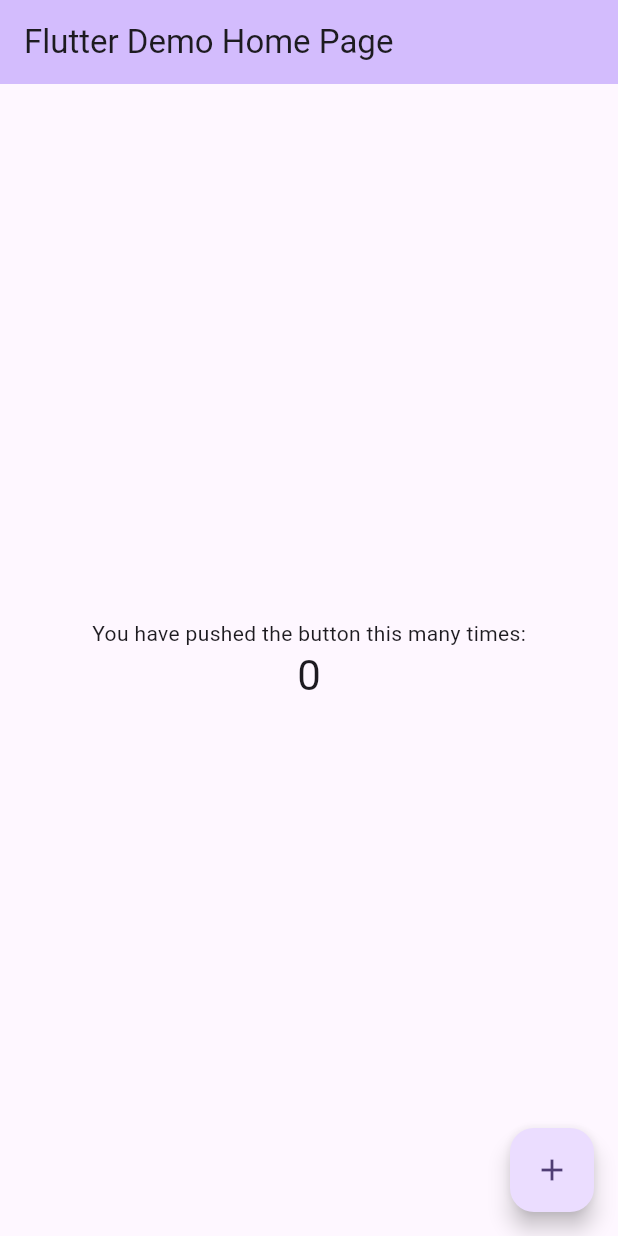
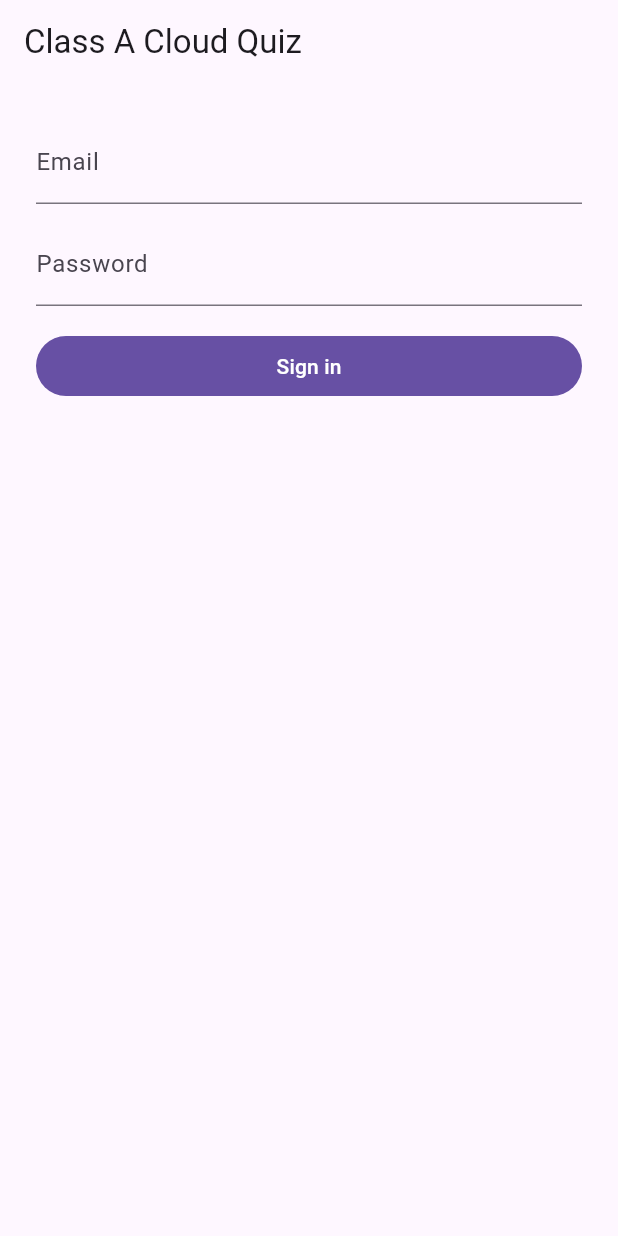
Before and after one commit to jemel119/cloud_quiz, a Flutter app: the screen it shows after launch, on a phone screen of 412 x 824 dp. Run offline on Flutter 3.47's test engine with Material 3 defaults, Android fonts, the phone set to English and light mode, and no system bars; our stand-ins replace firebase_auth, firebase_core; accounts and stored records are empty.

Commit message:
Connect quiz to Firebase Auth and deploy Firestore rules

```diff
--- a/lib/main.dart
+++ b/lib/main.dart
@@ -1,121 +1,173 @@
+import 'package:firebase_auth/firebase_auth.dart';
+import 'package:firebase_core/firebase_core.dart';
 import 'package:flutter/material.dart';
 
-void main() {
-  runApp(const MyApp());
+import 'firebase_options.dart';
+
+Future<void> main() async {
+  WidgetsFlutterBinding.ensureInitialized();
+  await Firebase.initializeApp(options: DefaultFirebaseOptions.currentPlatform);
+  runApp(const CloudQuizApp());
 }
 
-class MyApp extends StatelessWidget {
-  const MyApp({super.key});
+class CloudQuizApp extends StatefulWidget {
+  const CloudQuizApp({super.key});
 
-  // This widget is the root of your application.
+  @override
+  State<CloudQuizApp> createState() => _CloudQuizAppState();
+}
+
+class _CloudQuizAppState extends State<CloudQuizApp> {
+  late final Stream<User?> _authState = FirebaseAuth.instance
+      .authStateChanges();
+
   @override
   Widget build(BuildContext context) {
     return MaterialApp(
-      title: 'Flutter Demo',
-      theme: ThemeData(
-        // This is the theme of your application.
-        //
-        // TRY THIS: Try running your application with "flutter run". You'll see
-        // the application has a purple toolbar. Then, without quitting the app,
-        // try changing the seedColor in the colorScheme below to Colors.green
-        // and then invoke "hot reload" (save your changes or press the "hot
-        // reload" button in a Flutter-supported IDE, or press "r" if you used
-        // the command line to start the app).
-        //
-        // Notice that the counter didn't reset back to zero; the application
-        // state is not lost during the reload. To reset the state, use hot
-        // restart instead.
-        //
-        // This works for code too, not just values: Most code changes can be
-        // tested with just a hot reload.
-        colorScheme: .fromSeed(seedColor: Colors.deepPurple),
+      title: 'Class A Cloud Quiz',
+      home: Scaffold(
+        appBar: AppBar(title: const Text('Class A Cloud Quiz')),
+        body: SafeArea(
+          child: StreamBuilder<User?>(
+            stream: _authState,
+            builder: (context, snapshot) {
+              if (snapshot.hasError) {
+                return const Center(
+                  child: Text('Could not check your sign-in.'),
+                );
+              }
+
+              if (snapshot.connectionState == ConnectionState.waiting) {
+                return const Center(child: CircularProgressIndicator());
+              }
+
+              final user = snapshot.data;
+              if (user == null) return const SignInForm();
+
+              return ListView(
+                padding: const EdgeInsets.all(24),
+                children: [
+                  const Text('Signed in'),
+                  SelectableText('UID: ${user.uid}'),
+                  const SizedBox(height: 16),
+                  OutlinedButton(
+                    onPressed: () async {
+                      try {
+                        await FirebaseAuth.instance.signOut();
+                      } on FirebaseAuthException {
+                        if (!context.mounted) return;
+                        ScaffoldMessenger.of(context).showSnackBar(
+                          const SnackBar(
+                            content: Text('Could not sign out. Try again.'),
+                          ),
+                        );
+                      }
+                    },
+                    child: const Text('Sign out'),
+                  ),
+                ],
+              );
+            },
+          ),
+        ),
       ),
-      home: const MyHomePage(title: 'Flutter Demo Home Page'),
     );
   }
 }
 
-class MyHomePage extends StatefulWidget {
-  const MyHomePage({super.key, required this.title});
-
-  // This widget is the home page of your application. It is stateful, meaning
-  // that it has a State object (defined below) that contains fields that affect
-  // how it looks.
-
-  // This class is the configuration for the state. It holds the values (in this
-  // case the title) provided by the parent (in this case the App widget) and
-  // used by the build method of the State. Fields in a Widget subclass are
-  // always marked "final".
-
-  final String title;
+class SignInForm extends StatefulWidget {
+  const SignInForm({super.key});
 
   @override
-  State<MyHomePage> createState() => _MyHomePageState();
+  State<SignInForm> createState() => _SignInFormState();
 }
 
-class _MyHomePageState extends State<MyHomePage> {
-  int _counter = 0;
+class _SignInFormState extends State<SignInForm> {
+  final _formKey = GlobalKey<FormState>();
+  final _email = TextEditingController();
+  final _password = TextEditingController();
+  bool _signingIn = false;
+  String? _error;
 
-  void _incrementCounter() {
+  @override
+  void dispose() {
+    _email.dispose();
+    _password.dispose();
+    super.dispose();
+  }
+
+  Future<void> _signIn() async {
+    if (_signingIn || !_formKey.currentState!.validate()) return;
+
     setState(() {
-      // This call to setState tells the Flutter framework that something has
-      // changed in this State, which causes it to rerun the build method below
-      // so that the display can reflect the updated values. If we changed
-      // _counter without calling setState(), then the build method would not be
-      // called again, and so nothing would appear to happen.
-      _counter++;
+      _signingIn = true;
+      _error = null;
     });
+
+    try {
+      await FirebaseAuth.instance.signInWithEmailAndPassword(
+        email: _email.text.trim(),
+        password: _password.text,
+      );
+    } on FirebaseAuthException catch (error) {
+      if (!mounted) return;
+      setState(() {
+        _error = switch (error.code) {
+          'network-request-failed' =>
+            'Could not connect. Check your internet connection and try again.',
+          'too-many-requests' => 'Too many attempts. Wait before trying again.',
+          'invalid-email' => 'Enter a valid email address.',
+          'invalid-credential' ||
+          'wrong-password' ||
+          'user-not-found' => 'Sign-in failed. Check your email and password.',
+          _ => 'Sign-in is unavailable. Try again.',
+        };
+      });
+    } finally {
+      if (mounted) setState(() => _signingIn = false);
+    }
   }
 
   @override
   Widget build(BuildContext context) {
-    // This method is rerun every time setState is called, for instance as done
-    // by the _incrementCounter method above.
-    //
-    // The Flutter framework has been optimized to make rerunning build methods
-    // fast, so that you can just rebuild anything that needs updating rather
-    // than having to individually change instances of widgets.
-    return Scaffold(
-      appBar: AppBar(
-        // TRY THIS: Try changing the color here to a specific color (to
-        // Colors.amber, perhaps?) and trigger a hot reload to see the AppBar
-        // change color while the other colors stay the same.
-        backgroundColor: Theme.of(context).colorScheme.inversePrimary,
-        // Here we take the value from the MyHomePage object that was created by
-        // the App.build method, and use it to set our appbar title.
-        title: Text(widget.title),
-      ),
-      body: Center(
-        // Center is a layout widget. It takes a single child and positions it
-        // in the middle of the parent.
-        child: Column(
-          // Column is also a layout widget. It takes a list of children and
-          // arranges them vertically. By default, it sizes itself to fit its
-          // children horizontally, and tries to be as tall as its parent.
-          //
-          // Column has various properties to control how it sizes itself and
-          // how it positions its children. Here we use mainAxisAlignment to
-          // center the children vertically; the main axis here is the vertical
-          // axis because Columns are vertical (the cross axis would be
-          // horizontal).
-          //
-          // TRY THIS: Invoke "debug painting" (choose the "Toggle Debug Paint"
-          // action in the IDE, or press "p" in the console), to see the
-          // wireframe for each widget.
-          mainAxisAlignment: .center,
-          children: [
-            const Text('You have pushed the button this many times:'),
-            Text(
-              '$_counter',
-              style: Theme.of(context).textTheme.headlineMedium,
+    return Form(
+      key: _formKey,
+      child: ListView(
+        padding: const EdgeInsets.all(24),
+        children: [
+          TextFormField(
+            controller: _email,
+            enabled: !_signingIn,
+            keyboardType: TextInputType.emailAddress,
+            autocorrect: false,
+            decoration: const InputDecoration(labelText: 'Email'),
+            validator: (value) =>
+                (value ?? '').trim().isEmpty ? 'Enter your email.' : null,
+          ),
+          const SizedBox(height: 12),
+          TextFormField(
+            controller: _password,
+            enabled: !_signingIn,
+            obscureText: true,
+            decoration: const InputDecoration(labelText: 'Password'),
+            validator: (value) =>
+                (value ?? '').isEmpty ? 'Enter your password.' : null,
+            onFieldSubmitted: (_) => _signIn(),
+          ),
+          if (_error != null)
+            Padding(
+              padding: const EdgeInsets.only(top: 12),
+              child: Text(
+                _error!,
+                style: TextStyle(color: Theme.of(context).colorScheme.error),
+              ),
             ),
-          ],
-        ),
-      ),
-      floatingActionButton: FloatingActionButton(
-        onPressed: _incrementCounter,
-        tooltip: 'Increment',
-        child: const Icon(Icons.add),
+          const SizedBox(height: 16),
+          FilledButton(
+            onPressed: _signingIn ? null : _signIn,
+            child: Text(_signingIn ? 'Signing in…' : 'Sign in'),
+          ),
+        ],
       ),
     );
   }
```
Also changed, not shown: firebase.json, 3 other files.
